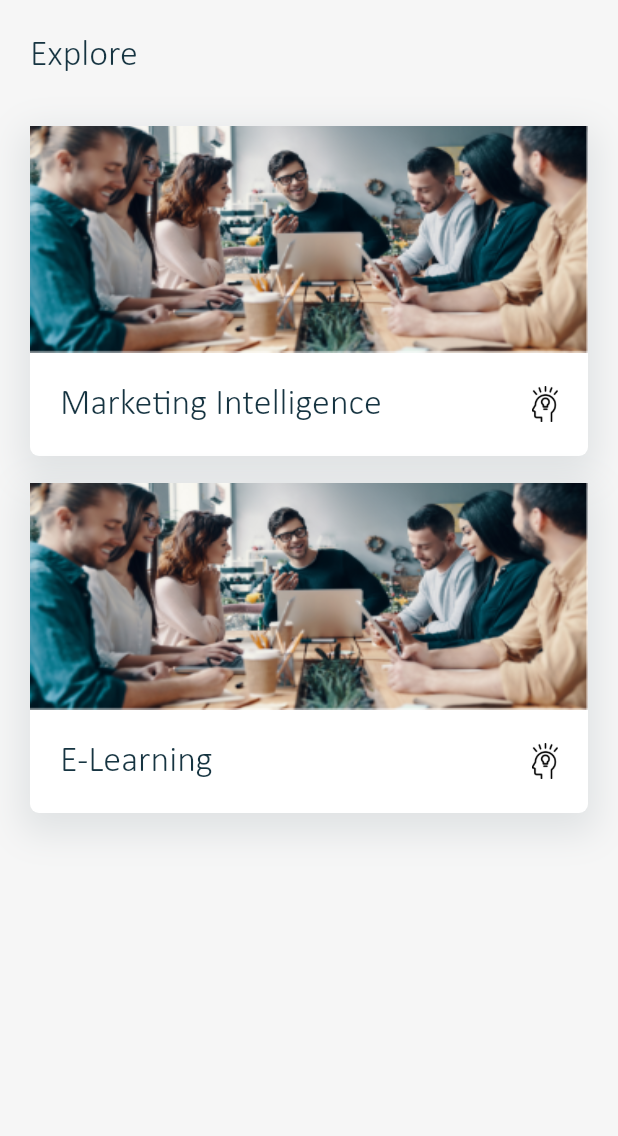
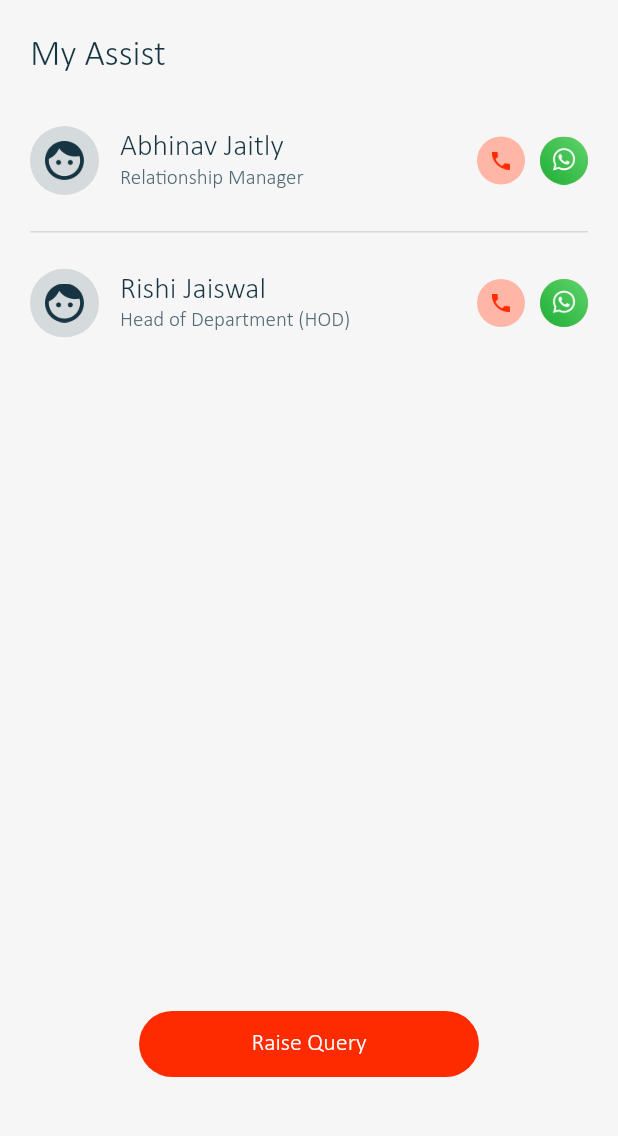
Before and after one commit to pratikKataria/piramal_cp, a Flutter app: the screen it shows after launch, on a phone screen of 412 x 824 dp, the part 84-1220 px from its top. Run offline on Flutter 3.47's test engine with Material 2 defaults, Android fonts, the light colour scheme and no system bars; our stand-ins replace connectivity, fluttertoast, logger, progress_dialog, shared_preferences; project files that could hold a hidden picture were left out.

Commit message:
➕ My Assist Screen UI Completed

```diff
--- a/lib/main.dart
+++ b/lib/main.dart
@@ -12,6 +12,7 @@ import 'package:provider/provider.dart';
 
 import 'ui/explore/explore_screen.dart';
 import 'ui/lead/addLead/add_lead_screen.dart';
+import 'ui/myAssit/my_assist_screen.dart';
 import 'utils/Utility.dart';
 
 Future<void> main() async {
@@ -41,7 +42,7 @@ class MyApp extends StatelessWidget {
           );
         },
         theme: ThemeData(primarySwatch: Colors.deepOrange, scaffoldBackgroundColor: AppColors.white),
-        home: ExploreScreen(),
+        home: MyAssistScreen(),
       ),
     );
   }
--- a/lib/res/AppColors.dart
+++ b/lib/res/AppColors.dart
@@ -34,4 +34,5 @@ abstract class AppColors {
   static const screenBackgroundColor = Color(0xFFF6F6F6);
   static const chipColor = Color(0xFFCBD2D5);
   static const lineColor = Color(0xFFD5DADC);
+  static const assistIconBackgroundColor = Color(0xFFD5DADC);
 }
--- a/lib/res/Images.dart
+++ b/lib/res/Images.dart
@@ -21,7 +21,7 @@ class Images {
    static const kIconProjects = base + "ic_projects.png";
    static const kIconSetting = base + "ic_setting.png";
   static const kIconicIntelligence = base + "ic_intelligence.png";
-
+  static const kIconicAssistPerson = base + "ic_assist_person.png";
 
 
   static const kImgPlaceholder = base + "img_placeholder.png";
--- /dev/null
+++ b/lib/ui/myAssit/my_assist_screen.dart
@@ -0,0 +1,143 @@
+import 'package:flutter/material.dart';
+import 'package:piramal_channel_partner/res/AppColors.dart';
+import 'package:piramal_channel_partner/res/Fonts.dart';
+import 'package:piramal_channel_partner/res/Images.dart';
+import 'package:piramal_channel_partner/utils/Utility.dart';
+import 'package:piramal_channel_partner/widgets/pml_button.dart';
+
+class MyAssistScreen extends StatelessWidget {
+  const MyAssistScreen({Key key}) : super(key: key);
+  final subTextStyle = textStyleSubText14px500w;
+  final mainTextStyle = textStyle14px500w;
+
+  @override
+  Widget build(BuildContext context) {
+    // 18% from top
+    final perTop18 = Utility.screenHeight(context) * 0.18;
+    return Scaffold(
+      backgroundColor: AppColors.screenBackgroundColor,
+      body: Container(
+        margin: EdgeInsets.symmetric(horizontal: 20.0),
+        child: Column(
+          crossAxisAlignment: CrossAxisAlignment.start,
+          children: [
+            verticalSpace(22.0),
+            Text("My Assist", style: textStyle24px500w),
+            verticalSpace(33.0),
+            Expanded(
+              child: ListView(
+                children: [
+                  Row(
+                    children: [
+                      ClipRRect(
+                        borderRadius: BorderRadius.circular(80.0),
+                        child: Container(
+                          height: 46,
+                          width: 46,
+                          padding: EdgeInsets.all(10.0),
+                          color: AppColors.assistIconBackgroundColor,
+                          child: Image.asset(Images.kIconicAssistPerson),
+                        ),
+                      ),
+                      horizontalSpace(14.0),
+                      Column(
+                        crossAxisAlignment: CrossAxisAlignment.start,
+                        children: [
+                          Text("Abhinav Jaitly", style: textStyle20px500w),
+                          Text("Relationship Manager", style: textStyleSubText14px500w),
+                        ],
+                      ),
+                      Spacer(),
+                      PmlButton(
+                        height: 32.0,
+                        width: 32.0,
+                        color: AppColors.colorPrimaryLight,
+                        padding: EdgeInsets.all(10.0),
+                        child: Image.asset(Images.kIconPhone),
+                      ),
+                      horizontalSpace(10.0),
+                      PmlButton(
+                        height: 32.0,
+                        width: 32.0,
+                        color: AppColors.colorPrimaryLight,
+                        child: Image.asset(Images.kIconWhatsApp),
+                      ),
+                    ],
+                  ),
+                  verticalSpace(24.0),
+                  line(),
+                  verticalSpace(24.0),
+                  Row(
+                    children: [
+                      ClipRRect(
+                        borderRadius: BorderRadius.circular(80.0),
+                        child: Container(
+                          height: 46,
+                          width: 46,
+                          padding: EdgeInsets.all(10.0),
+                          color: AppColors.assistIconBackgroundColor,
+                          child: Image.asset(Images.kIconicAssistPerson),
+                        ),
+                      ),
+                      horizontalSpace(14.0),
+                      Column(
+                        crossAxisAlignment: CrossAxisAlignment.start,
+                        children: [
+                          Text("Rishi Jaiswal", style: textStyle20px500w),
+                          Text("Head of Department (HOD)", style: textStyleSubText14px500w),
+                        ],
+                      ),
+                      Spacer(),
+                      PmlButton(
+                        height: 32.0,
+                        width: 32.0,
+                        color: AppColors.colorPrimaryLight,
+                        padding: EdgeInsets.all(10.0),
+                        child: Image.asset(Images.kIconPhone),
+                      ),
+                      horizontalSpace(10.0),
+                      PmlButton(
+                        height: 32.0,
+                        width: 32.0,
+                        color: AppColors.colorPrimaryLight,
+                        child: Image.asset(Images.kIconWhatsApp),
+                      ),
+                    ],
+                  ),
+                ],
+              ),
+            ),
+            Center(
+              child: PmlButton(
+                width: Utility.screenWidth(context) * 0.55,
+                text: "Raise Query",
+              ),
+            ),
+            verticalSpace(50.0),
+          ],
+        ),
+      ),
+    );
+  }
+
+  Container buildProfileDetailCard(String mText, String sText) {
+    return Container(
+      padding: EdgeInsets.symmetric(horizontal: 20.0, vertical: 18.0),
+      margin: EdgeInsets.only(bottom: 18.0),
+      decoration: BoxDecoration(
+        color: AppColors.white,
+        borderRadius: BorderRadius.circular(6.0),
+      ),
+      child: Column(
+        crossAxisAlignment: CrossAxisAlignment.stretch,
+        children: [
+          Text(
+            "$mText",
+            style: textStyle14px500w,
+          ),
+          Text("$sText", style: textStyleSubText14px500w),
+        ],
+      ),
+    );
+  }
+}
```
Also changed, not shown: assets/images/ic_assist_person.png (added), lib/generated/assets.dart.
